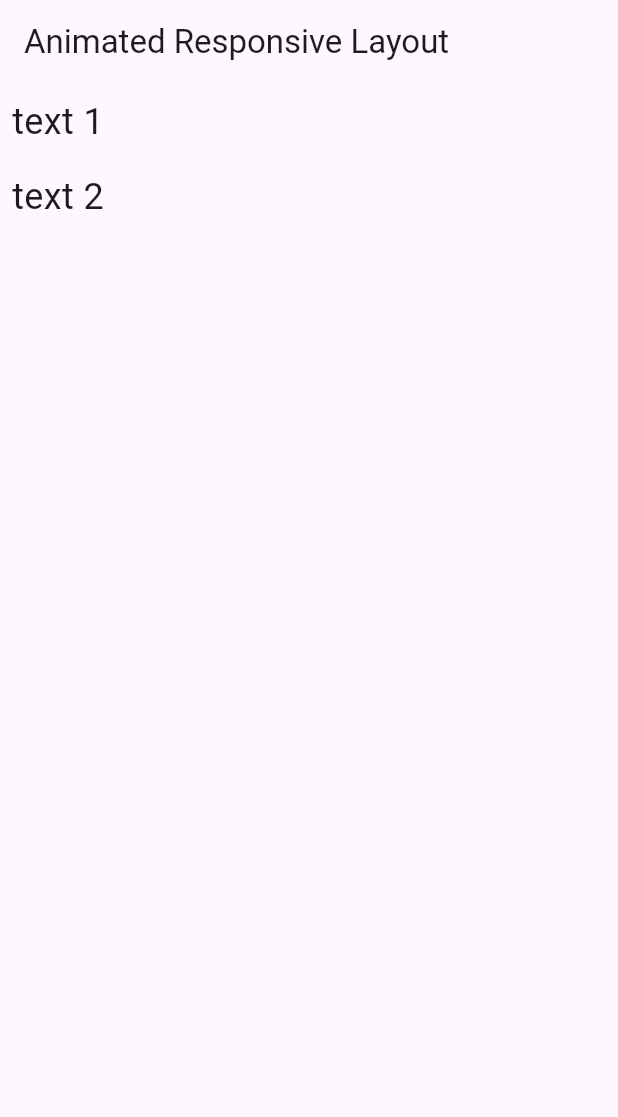
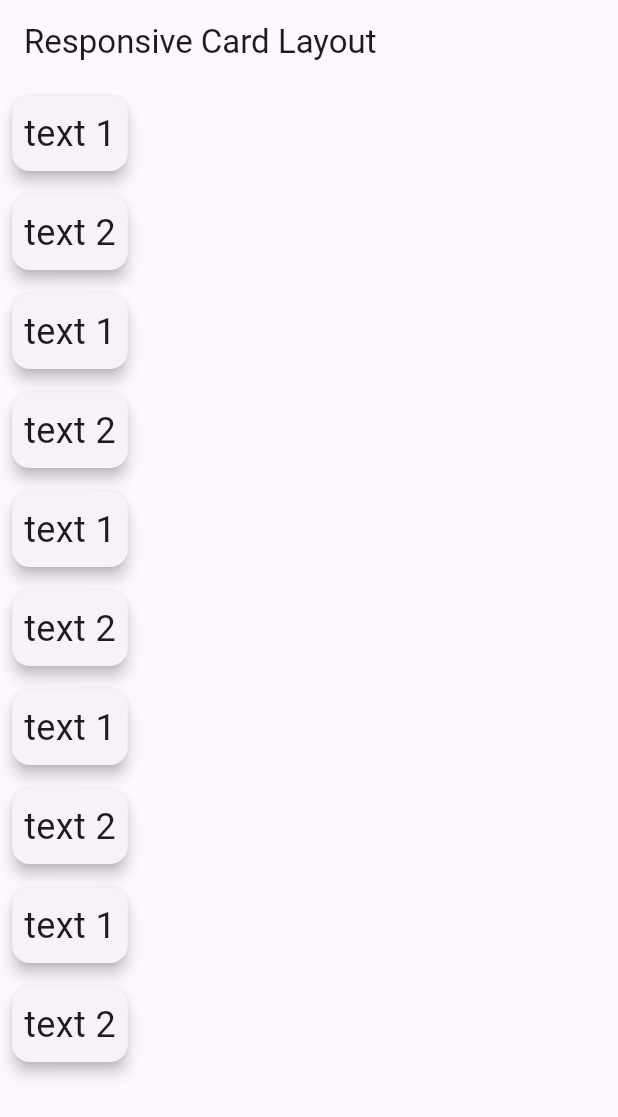
Before and after one commit to Pankaj-Suthar-25/flutter_responsive_layout, a Flutter app: the screen it shows after launch, on a phone screen of 412 x 824 dp. Shown: the top 1117 px of the screen. Run offline on Flutter 3.47's test engine with Material 3 defaults, Android fonts, the phone set to English and light mode, and no system bars.

Commit message:
Responsive card Layout

```diff
--- a/lib/main.dart
+++ b/lib/main.dart
@@ -14,8 +14,8 @@ class MyApp extends StatelessWidget {
       theme: ThemeData(
         primarySwatch: Colors.blue,
       ),
-      home: AnimatedResponsiveLayout(
-        items: ['text 1', 'text 2'],
+      home: ResponsiveCardLayout(
+        items: ['text 1', 'text 2','text 1', 'text 2','text 1', 'text 2','text 1', 'text 2','text 1', 'text 2',],
       ),
     );
   }
@@ -97,3 +97,51 @@ class AnimatedResponsiveLayout extends StatelessWidget {
     );
   }
 }
+
+class ResponsiveCardLayout extends StatelessWidget {
+  const ResponsiveCardLayout({super.key, required this.items});
+
+  final List<String> items;
+
+  Widget _buildCard(String text) {
+    return Card(
+      elevation: 4,
+      margin: const EdgeInsets.all(8.0),
+      child: Padding(
+        padding: const EdgeInsets.all(8.0),
+        child: Text(
+          text,
+          style: const TextStyle(fontSize: 24),
+        ),
+      ),
+    );
+  }
+
+  Widget _buildRowLayout() {
+    return SingleChildScrollView(
+      scrollDirection: Axis.horizontal,
+      child: Row(
+        children: items.map((item) => _buildCard(item)).toList(),
+      ),
+    );
+  }
+
+  Widget _buildColumnLayout() {
+    return SingleChildScrollView(
+      scrollDirection: Axis.vertical,
+      child: Column(
+        children: items.map((item) => _buildCard(item)).toList(),
+      ),
+    );
+  }
+
+  @override
+  Widget build(BuildContext context) {
+    double screenWidth = MediaQuery.of(context).size.width;
+
+    return Scaffold(
+      appBar: AppBar(title: const Text('Responsive Card Layout')),
+      body: (screenWidth > 600) ? _buildRowLayout() : _buildColumnLayout(),
+    );
+  }
+}
```
